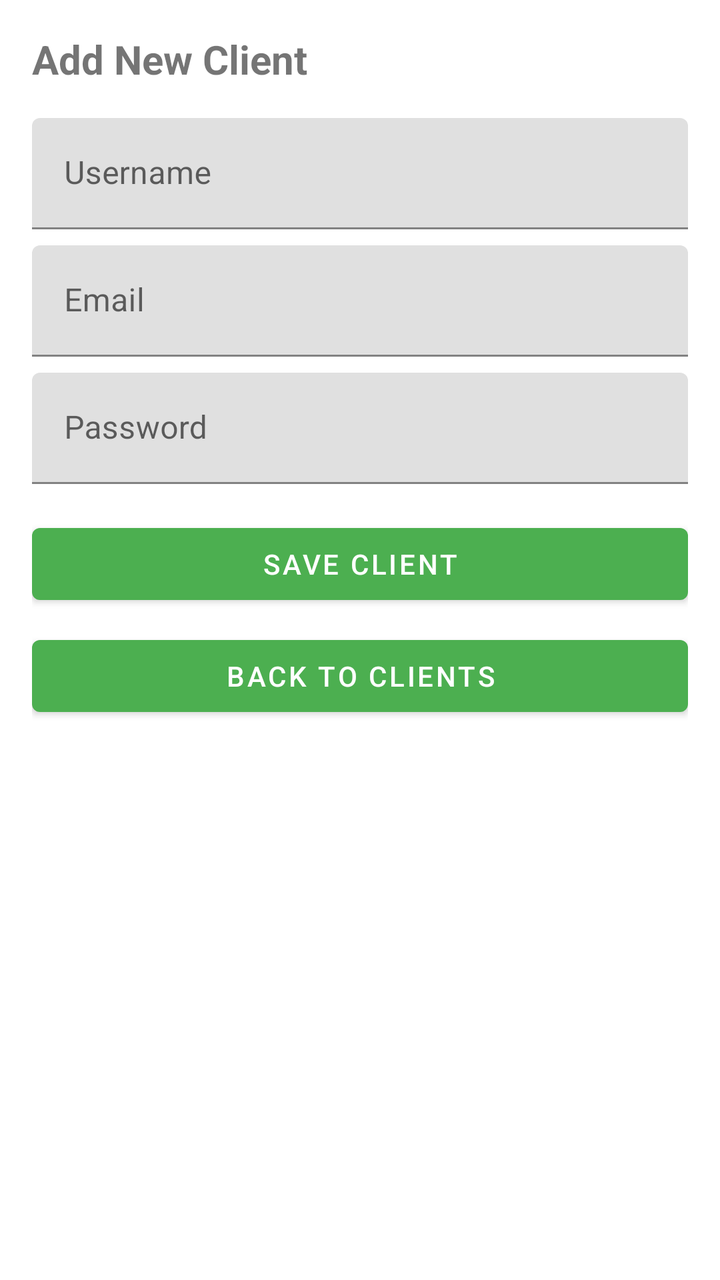
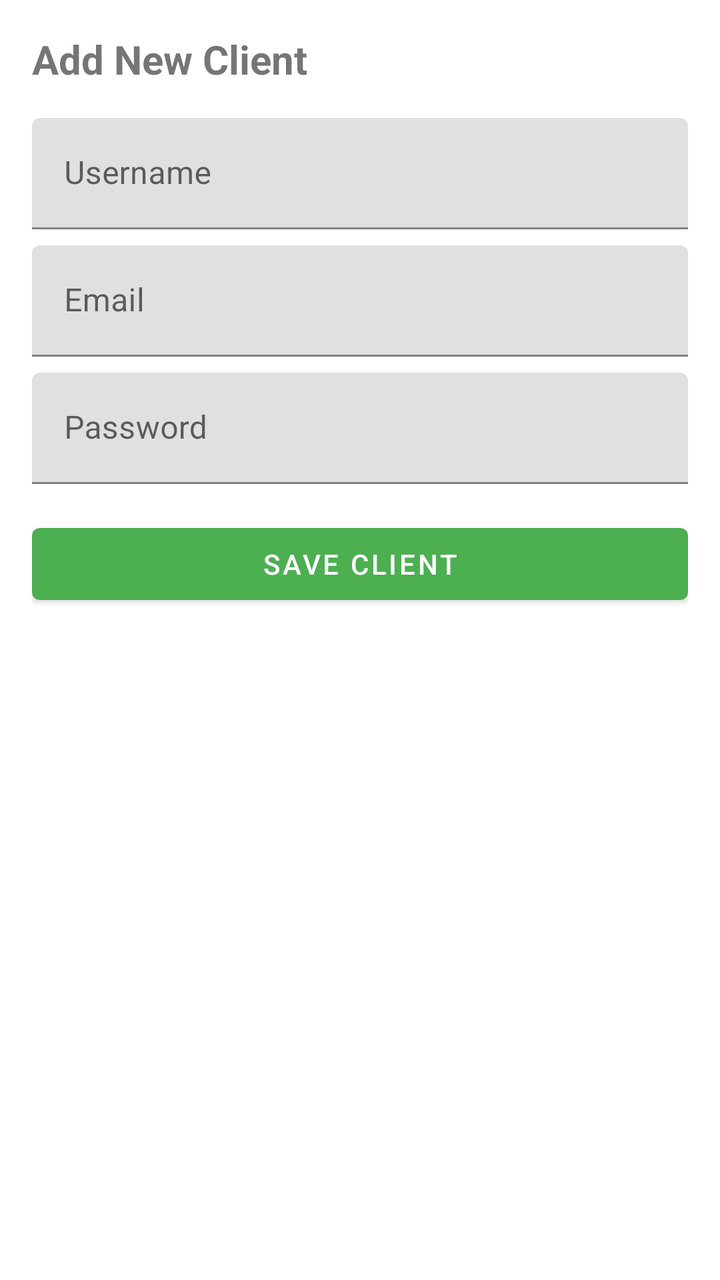

Before-and-after screenshots of an Android layout around one commit, followed by the original layout XML and the change that was made.
<!-- AndroidManifest.xml: application theme Theme.SmartMealPlanner -->
<!-- res/layout/fragment_add_client.xml -->
<?xml version="1.0" encoding="utf-8"?>
<ScrollView xmlns:android="http://schemas.android.com/apk/res/android"
    android:layout_width="match_parent"
    android:layout_height="match_parent"
    android:fillViewport="true">

    <LinearLayout
        android:layout_width="match_parent"
        android:layout_height="wrap_content"
        android:orientation="vertical"
        android:padding="16dp">

        <TextView
            android:layout_width="wrap_content"
            android:layout_height="wrap_content"
            android:text="Add New Client"
            android:textSize="20sp"
            android:textStyle="bold"
            android:layout_marginBottom="16dp"/>

        <com.google.android.material.textfield.TextInputLayout
            android:layout_width="match_parent"
            android:layout_height="wrap_content"
            android:hint="Username"
            android:layout_marginBottom="8dp">
            <com.google.android.material.textfield.TextInputEditText
                android:id="@+id/etUsername"
                android:layout_width="match_parent"
                android:layout_height="wrap_content"/>
        </com.google.android.material.textfield.TextInputLayout>

        <com.google.android.material.textfield.TextInputLayout
            android:layout_width="match_parent"
            android:layout_height="wrap_content"
            android:hint="Email"
            android:layout_marginBottom="8dp">
            <com.google.android.material.textfield.TextInputEditText
                android:id="@+id/etEmail"
                android:layout_width="match_parent"
                android:layout_height="wrap_content"
                android:inputType="textEmailAddress"/>
        </com.google.android.material.textfield.TextInputLayout>

        <com.google.android.material.textfield.TextInputLayout
            android:layout_width="match_parent"
            android:layout_height="wrap_content"
            android:hint="Password"
            android:layout_marginBottom="16dp">
            <com.google.android.material.textfield.TextInputEditText
                android:id="@+id/etPassword"
                android:layout_width="match_parent"
                android:layout_height="wrap_content"
                android:inputType="textPassword"/>
        </com.google.android.material.textfield.TextInputLayout>

        <Button
            android:id="@+id/btnSaveClient"
            android:layout_width="match_parent"
            android:layout_height="wrap_content"
            android:text="Save Client"
            android:layout_marginBottom="8dp"/>

        <Button
            android:id="@+id/btnBack"
            android:layout_width="match_parent"
            android:layout_height="wrap_content"
            android:text="Back to Clients"/>

    </LinearLayout>
</ScrollView>
<!-- resources referenced by this layout -->
<resources>
  <style name="Theme.SmartMealPlanner" parent="Theme.MaterialComponents.DayNight.DarkActionBar">
          
          <item name="colorPrimary">#4CAF50</item>          
          <item name="colorPrimaryVariant">#388E3C</item>   
          <item name="colorOnPrimary">#FFFFFF</item>        
  
          
          <item name="colorSecondary">#8BC34A</item>
          <item name="colorSecondaryVariant">#689F38</item>
          <item name="colorOnSecondary">#000000</item>
  
          
          <item name="android:statusBarColor" tools:targetApi="l">?attr/colorPrimaryVariant</item>
      </style>
</resources>

<!-- the commit's change to res/layout/fragment_add_client.xml (unified diff, before → after) -->
@@ -60,11 +60,6 @@
             android:text="Save Client"
             android:layout_marginBottom="8dp"/>
 
-        <Button
-            android:id="@+id/btnBack"
-            android:layout_width="match_parent"
-            android:layout_height="wrap_content"
-            android:text="Back to Clients"/>
 
     </LinearLayout>
 </ScrollView>
